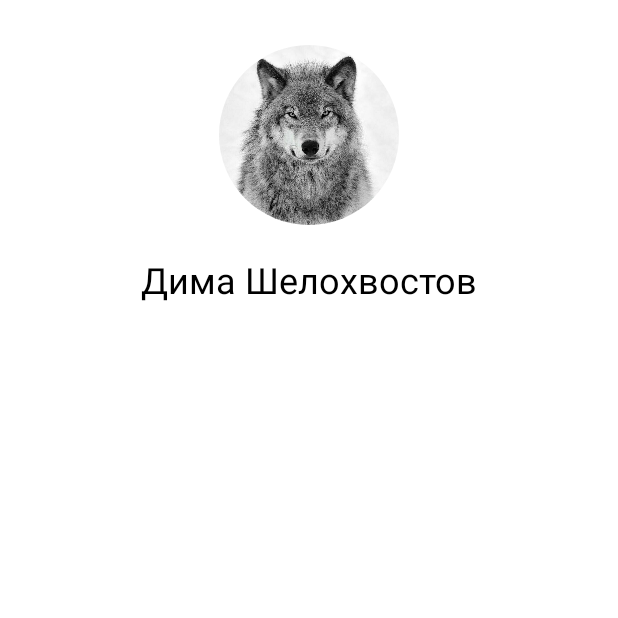
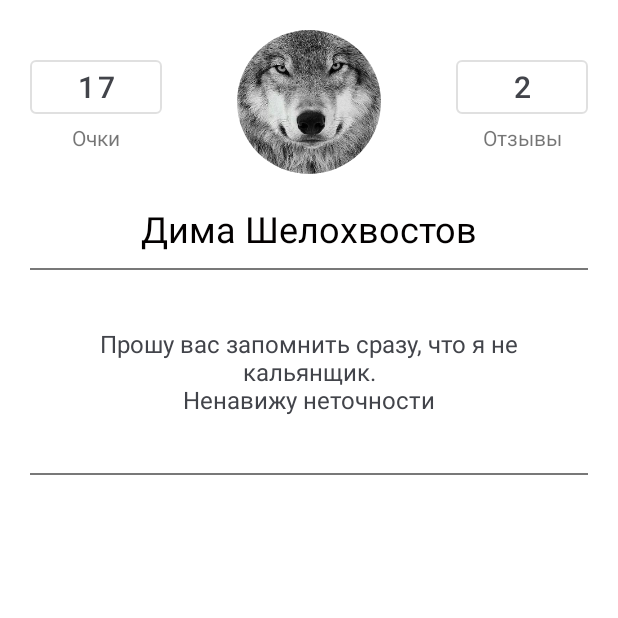
Before and after one commit to NewGameStudio/CommunityApp, an Android app: the ProfileFragment screen opened through its navigation route, on a phone screen of 412 x 824 dp, the top half of it. Run offline under Robolectric (Android 15) with nearby library versions, the light colour scheme and no system bars; our stand-ins replace CircleImageView, navigation-ui.

```diff
--- a/app/src/main/java/com/example/communityapp/Controllers/UserController.java
+++ b/app/src/main/java/com/example/communityapp/Controllers/UserController.java
@@ -1,13 +1,34 @@
 package com.example.communityapp.Controllers;
+
+
+import android.app.Activity;
+import android.graphics.Bitmap;
+import android.graphics.BitmapFactory;
+
+import com.example.communityapp.MainActivity;
+import com.example.communityapp.R;
 
 public class UserController {
 
     public static boolean login(String username, String password) {
-        return true;
-        //return username.equals("admin") && password.equals("admin");
+        return username.equals("admin") && password.equals("admin");
     }
 
     public static void logout() {
 
     }
+
+
+    public static Bitmap getAvatarImage() {
+        Activity activity = MainActivity.getMainActivity();
+        return BitmapFactory.decodeResource(activity.getResources(), R.drawable.wolf);
+    }
+
+    public static String getName() {
+        return "Дима Шелохвостов";
+    }
+
+    public static String getProfileDescription() {
+        return "Прошу вас запомнить сразу, что я не кальянщик.\nНенавижу неточности";
+    }
 }
--- /dev/null
+++ b/app/src/main/java/com/example/communityapp/Fragments/ProfileEditFragment.java
@@ -0,0 +1,20 @@
+package com.example.communityapp.Fragments;
+
+import android.os.Bundle;
+
+import androidx.fragment.app.Fragment;
+
+import android.view.LayoutInflater;
+import android.view.View;
+import android.view.ViewGroup;
+
+import com.example.communityapp.R;
+
+public class ProfileEditFragment extends Fragment {
+
+    @Override
+    public View onCreateView(LayoutInflater inflater, ViewGroup container,
+                             Bundle savedInstanceState) {
+        return inflater.inflate(R.layout.fragment_profile_edit, container, false);
+    }
+}
--- a/app/src/main/java/com/example/communityapp/Fragments/ProfileFragment.java
+++ b/app/src/main/java/com/example/communityapp/Fragments/ProfileFragment.java
@@ -4,13 +4,21 @@
 
 import androidx.annotation.NonNull;
 import androidx.annotation.Nullable;
+import androidx.appcompat.app.ActionBar;
+import androidx.appcompat.app.AppCompatActivity;
 import androidx.fragment.app.Fragment;
 
 import android.view.LayoutInflater;
+import android.view.Menu;
 import android.view.View;
 import android.view.ViewGroup;
+import android.widget.TextView;
+import android.widget.Toolbar;
 
+import com.example.communityapp.Controllers.UserController;
 import com.example.communityapp.R;
+
+import de.hdodenhof.circleimageview.CircleImageView;
 
 public class ProfileFragment extends Fragment {
 
@@ -19,4 +27,34 @@
     public View onCreateView(@NonNull LayoutInflater inflater, @Nullable ViewGroup container, @Nullable Bundle savedInstanceState) {
         return inflater.inflate(R.layout.fragment_profile, container, false);
     }
+
+    @Override
+    public void onCreate(@Nullable Bundle savedInstanceState) {
+        super.onCreate(savedInstanceState);
+        setHasOptionsMenu(true);
+    }
+
+    @Override
+    public void onPrepareOptionsMenu(@NonNull Menu menu) {
+        super.onPrepareOptionsMenu(menu);
+        menu.findItem(R.id.settings_btn).setVisible(true);
+    }
+
+    @Override
+    public void onStart() {
+        super.onStart();
+
+        loadUserData();
+    }
+
+    private void loadUserData() {
+
+        CircleImageView avatarView = getActivity().findViewById(R.id.profile_avatar);
+        TextView profileName = getActivity().findViewById(R.id.profile_name_label);
+        TextView profileDesc = getActivity().findViewById(R.id.profile_desc_label);
+
+        avatarView.setImageBitmap(UserController.getAvatarImage());
+        profileName.setText(UserController.getName());
+        profileDesc.setText(UserController.getProfileDescription());
+    }
 }
--- a/app/src/main/java/com/example/communityapp/MainActivity.java
+++ b/app/src/main/java/com/example/communityapp/MainActivity.java
@@ -1,27 +1,27 @@
 package com.example.communityapp;
 
 import androidx.annotation.NonNull;
-import androidx.annotation.Nullable;
 import androidx.appcompat.app.AppCompatActivity;
 import androidx.appcompat.widget.Toolbar;
-import androidx.navigation.Navigation;
 import androidx.navigation.fragment.NavHostFragment;
 import androidx.navigation.ui.NavigationUI;
 
-import android.annotation.SuppressLint;
-import android.graphics.Color;
-import android.graphics.drawable.AnimationDrawable;
 import android.os.Bundle;
 import android.view.Menu;
 import android.view.MenuItem;
-import android.view.View;
-import android.widget.RelativeLayout;
 
 import com.example.communityapp.Controllers.UserController;
 import com.example.communityapp.Master.NavigationMaster;
 import com.google.android.material.bottomnavigation.BottomNavigationView;
 
 public class MainActivity extends AppCompatActivity {
+
+    private static MainActivity activity;
+
+    public static MainActivity getMainActivity() {
+        return activity;
+    }
+
 
     protected void configureToolbar() {
         Toolbar toolbar = findViewById(R.id.toolbar);
@@ -48,6 +48,8 @@
 
         configureToolbar();
         configureBottomNavigation();
+
+        activity = this;
     }
 
     @Override
--- /dev/null
+++ b/app/src/main/res/drawable/ic_favorite_border.xml
@@ -0,0 +1,10 @@
+<vector xmlns:android="http://schemas.android.com/apk/res/android"
+    android:width="24dp"
+    android:height="24dp"
+    android:viewportWidth="24"
+    android:viewportHeight="24"
+    android:tint="?attr/colorControlNormal">
+  <path
+      android:fillColor="@android:color/white"
+      android:pathData="M16.5,3c-1.74,0 -3.41,0.81 -4.5,2.09C10.91,3.81 9.24,3 7.5,3 4.42,3 2,5.42 2,8.5c0,3.78 3.4,6.86 8.55,11.54L12,21.35l1.45,-1.32C18.6,15.36 22,12.28 22,8.5 22,5.42 19.58,3 16.5,3zM12.1,18.55l-0.1,0.1 -0.1,-0.1C7.14,14.24 4,11.39 4,8.5 4,6.5 5.5,5 7.5,5c1.54,0 3.04,0.99 3.57,2.36h1.87C13.46,5.99 14.96,5 16.5,5c2,0 3.5,1.5 3.5,3.5 0,2.89 -3.14,5.74 -7.9,10.05z"/>
+</vector>
--- /dev/null
+++ b/app/src/main/res/drawable/ic_settings.xml
@@ -0,0 +1,10 @@
+<vector xmlns:android="http://schemas.android.com/apk/res/android"
+    android:width="24dp"
+    android:height="24dp"
+    android:viewportWidth="24"
+    android:viewportHeight="24"
+    android:tint="?attr/colorControlNormal">
+  <path
+      android:fillColor="@android:color/white"
+      android:pathData="M19.14,12.94c0.04,-0.3 0.06,-0.61 0.06,-0.94c0,-0.32 -0.02,-0.64 -0.07,-0.94l2.03,-1.58c0.18,-0.14 0.23,-0.41 0.12,-0.61l-1.92,-3.32c-0.12,-0.22 -0.37,-0.29 -0.59,-0.22l-2.39,0.96c-0.5,-0.38 -1.03,-0.7 -1.62,-0.94L14.4,2.81c-0.04,-0.24 -0.24,-0.41 -0.48,-0.41h-3.84c-0.24,0 -0.43,0.17 -0.47,0.41L9.25,5.35C8.66,5.59 8.12,5.92 7.63,6.29L5.24,5.33c-0.22,-0.08 -0.47,0 -0.59,0.22L2.74,8.87C2.62,9.08 2.66,9.34 2.86,9.48l2.03,1.58C4.84,11.36 4.8,11.69 4.8,12s0.02,0.64 0.07,0.94l-2.03,1.58c-0.18,0.14 -0.23,0.41 -0.12,0.61l1.92,3.32c0.12,0.22 0.37,0.29 0.59,0.22l2.39,-0.96c0.5,0.38 1.03,0.7 1.62,0.94l0.36,2.54c0.05,0.24 0.24,0.41 0.48,0.41h3.84c0.24,0 0.44,-0.17 0.47,-0.41l0.36,-2.54c0.59,-0.24 1.13,-0.56 1.62,-0.94l2.39,0.96c0.22,0.08 0.47,0 0.59,-0.22l1.92,-3.32c0.12,-0.22 0.07,-0.47 -0.12,-0.61L19.14,12.94zM12,15.6c-1.98,0 -3.6,-1.62 -3.6,-3.6s1.62,-3.6 3.6,-3.6s3.6,1.62 3.6,3.6S13.98,15.6 12,15.6z"/>
+</vector>
--- a/app/src/main/res/layout/fragment_profile.xml
+++ b/app/src/main/res/layout/fragment_profile.xml
@@ -1,5 +1,5 @@
 <?xml version="1.0" encoding="utf-8"?>
-<LinearLayout
+<RelativeLayout
     xmlns:android="http://schemas.android.com/apk/res/android"
     xmlns:app="http://schemas.android.com/apk/res-auto"
     xmlns:tools="http://schemas.android.com/tools"
@@ -10,25 +10,103 @@
     <LinearLayout
         android:layout_width="match_parent"
         android:layout_height="wrap_content"
-        android:layout_marginTop="30dp"
+        android:layout_marginTop="20dp"
         android:layout_marginHorizontal="20dp"
         android:orientation="vertical">
 
-        <de.hdodenhof.circleimageview.CircleImageView
-            android:layout_width="120dp"
-            android:layout_height="120dp"
-            android:layout_gravity="center"
-            android:src="@drawable/wolf"/>
+        <LinearLayout
+            android:layout_width="match_parent"
+            android:layout_height="wrap_content"
+            android:orientation="horizontal">
+
+            <LinearLayout
+                android:layout_width="wrap_content"
+                android:layout_height="wrap_content"
+                android:orientation="vertical"
+                android:layout_gravity="center">
+
+                <Button
+                    android:layout_height="wrap_content"
+                    android:layout_width="wrap_content"
+                    android:textSize="20sp"
+                    android:textColor="@color/colorLightBlack"
+                    android:text="17"
+                    style="@style/Widget.MaterialComponents.Button.OutlinedButton"/>
+
+                <TextView
+                    android:layout_width="match_parent"
+                    android:layout_height="wrap_content"
+                    android:gravity="center"
+                    android:text="Очки"/>
+
+            </LinearLayout>
+
+            <de.hdodenhof.circleimageview.CircleImageView
+                android:id="@+id/profile_avatar"
+                android:layout_width="96dp"
+                android:layout_height="96dp"
+                android:layout_weight="1"
+                android:layout_gravity="center"
+                android:src="@drawable/blank_profile"/>
+
+            <LinearLayout
+                android:layout_width="wrap_content"
+                android:layout_height="wrap_content"
+                android:orientation="vertical"
+                android:layout_gravity="center">
+
+                <Button
+                    android:layout_height="wrap_content"
+                    android:layout_width="wrap_content"
+                    android:textSize="20sp"
+                    android:textColor="@color/colorLightBlack"
+                    android:text="2"
+                    style="@style/Widget.MaterialComponents.Button.OutlinedButton"/>
+
+                <TextView
+                    android:layout_width="match_parent"
+                    android:layout_height="wrap_content"
+                    android:gravity="center"
+                    android:text="Отзывы"/>
+
+            </LinearLayout>
+
+        </LinearLayout>
 
         <TextView
+            android:id="@+id/profile_name_label"
             android:layout_marginTop="20dp"
             android:layout_width="wrap_content"
             android:layout_height="wrap_content"
             android:layout_gravity="center"
-            android:text="Дима Шелохвостов"
+            android:text=""
             android:textSize="24sp"
-            android:textColor="#000"/>
+            android:textColor="@color/colorDarkBlack"/>
+
+        <View
+            android:layout_marginTop="10dp"
+            android:layout_width="match_parent"
+            android:layout_height="1dp"
+            android:background="@color/colorGrey"/>
+
+        <TextView
+            android:id="@+id/profile_desc_label"
+            android:layout_marginTop="10dp"
+            android:layout_marginHorizontal="20dp"
+            android:layout_width="match_parent"
+            android:layout_height="wrap_content"
+            android:lines="6"
+            android:textSize="16sp"
+            android:gravity="center"
+            android:textColor="@color/colorLightBlack"
+            android:text=""/>
+
+        <View
+            android:layout_marginTop="10dp"
+            android:layout_width="match_parent"
+            android:layout_height="1dp"
+            android:background="@color/colorGrey"/>
 
     </LinearLayout>
 
-</LinearLayout>
+</RelativeLayout>
--- /dev/null
+++ b/app/src/main/res/layout/fragment_profile_edit.xml
@@ -0,0 +1,14 @@
+<?xml version="1.0" encoding="utf-8"?>
+<FrameLayout xmlns:android="http://schemas.android.com/apk/res/android"
+    xmlns:tools="http://schemas.android.com/tools"
+    android:layout_width="match_parent"
+    android:layout_height="match_parent"
+    tools:context=".Fragments.ProfileEditFragment">
+
+    <!-- TODO: Update blank fragment layout -->
+    <TextView
+        android:layout_width="match_parent"
+        android:layout_height="match_parent"
+        android:text="@string/hello_blank_fragment" />
+
+</FrameLayout>
--- a/app/src/main/res/menu/toolbar_menu.xml
+++ b/app/src/main/res/menu/toolbar_menu.xml
@@ -1,5 +1,14 @@
 <?xml version="1.0" encoding="utf-8"?>
-<menu xmlns:android="http://schemas.android.com/apk/res/android">
+<menu
+    xmlns:android="http://schemas.android.com/apk/res/android"
+    xmlns:app="http://schemas.android.com/apk/res-auto">
+
+    <item
+        android:id="@+id/settings_btn"
+        android:title="@string/settings"
+        android:icon="@drawable/ic_settings"
+        android:visible="false"
+        app:showAsAction="always"/>
 
     <item
         android:id="@+id/logout_btn"
--- a/app/src/main/res/values/colors.xml
+++ b/app/src/main/res/values/colors.xml
@@ -3,4 +3,11 @@
     <color name="colorPrimary">#1172BF</color>
     <color name="colorPrimaryDark">#09518A</color>
     <color name="colorAccent">#6A00FF</color>
+
+    <color name="colorLightBlack">#42444a</color>
+    <color name="colorDarkBlack">#030000</color>
+    <color name="colorGrey">#787878</color>
+
+    <color name="colorRed">#C81414</color>
+    <color name="colorBlue">#1414C8</color>
 </resources>
--- a/app/src/main/res/values/strings.xml
+++ b/app/src/main/res/values/strings.xml
@@ -14,4 +14,7 @@
     <string name="gradient">Градиент</string>
     <string name="logout">Выйти</string>
 
+    <string name="settings">Настройки</string>
+    <!-- TODO: Remove or change this placeholder text -->
+    <string name="hello_blank_fragment">Hello blank fragment</string>
 </resources>
```
Also changed, not shown: app/src/main/res/drawable/blank_profile.png (added).
